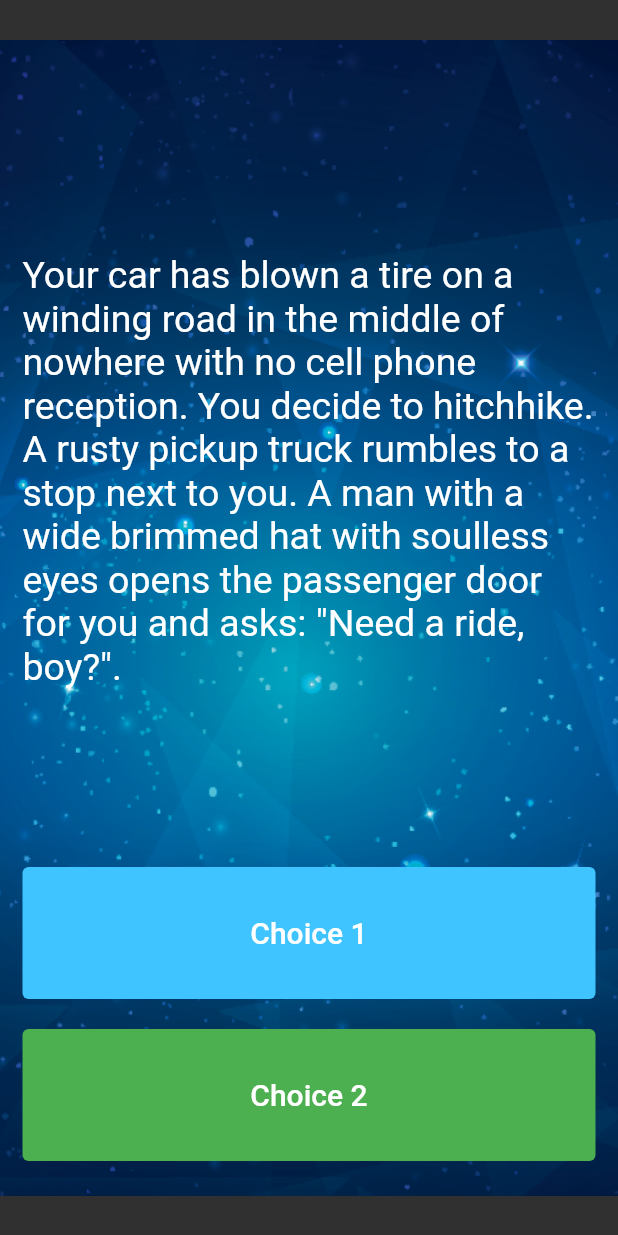
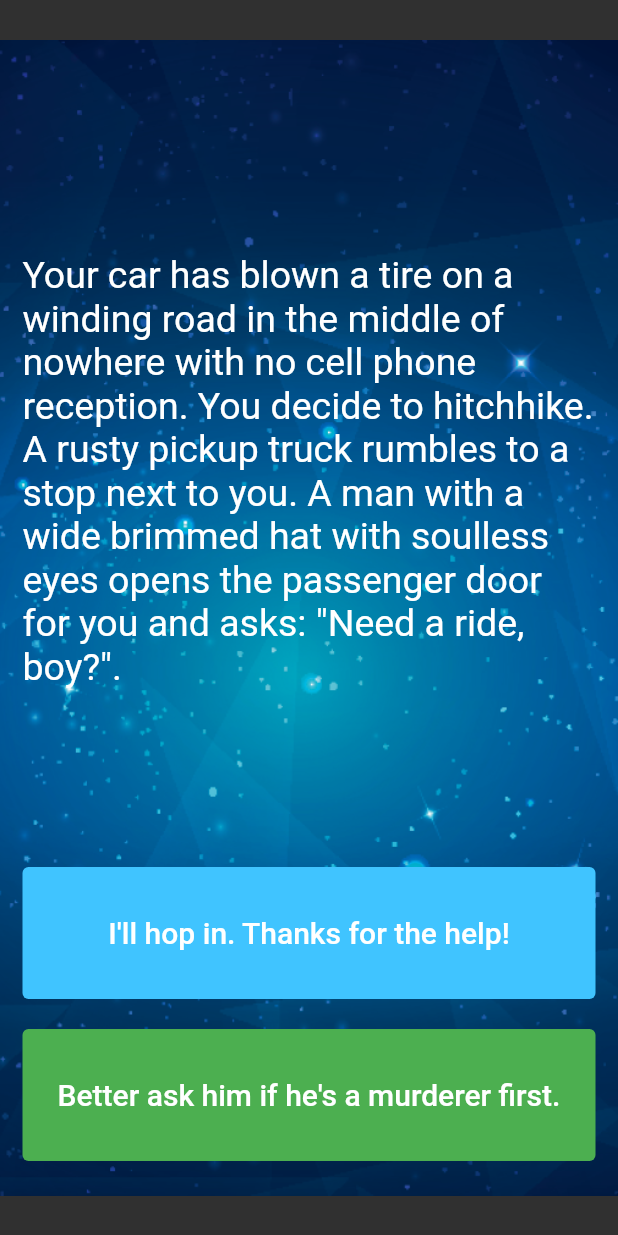
Before and after one commit to UlugbekYarkinov/destini, a Flutter app: the screen it shows after launch, on a phone screen of 412 x 824 dp. Run offline on Flutter 3.47's test engine with Material 2 defaults, Android fonts, the phone set to English and light mode, and no system bars.

Commit message:
get choice methods added

```diff
--- a/lib/main.dart
+++ b/lib/main.dart
@@ -1,9 +1,7 @@
 import 'package:flutter/material.dart';
 import 'story_brain.dart';
 
-StoryBrain question = StoryBrain();
-
-//TODO: Step 15 - Run the app and see if you can see the screen update with the first story. Delete this TODO if it looks as you expected.
+StoryBrain storyBrain = StoryBrain();
 
 void main() => runApp(Destini());
 
@@ -28,8 +26,8 @@ class _StoryPageState extends State<StoryPage> {
         decoration: const BoxDecoration(
           image: DecorationImage(image: AssetImage('images/background.png')),
         ),
-        padding: EdgeInsets.symmetric(vertical: 50.0, horizontal: 15.0),
-        constraints: BoxConstraints.expand(),
+        padding: const EdgeInsets.symmetric(vertical: 50.0, horizontal: 15.0),
+        constraints: const BoxConstraints.expand(),
         child: SafeArea(
           child: Column(
             crossAxisAlignment: CrossAxisAlignment.stretch,
@@ -38,8 +36,8 @@ class _StoryPageState extends State<StoryPage> {
                 flex: 12,
                 child: Center(
                   child: Text(
-                    question.getStory(),
-                    style: TextStyle(
+                    storyBrain.getStory(),
+                    style: const TextStyle(
                       fontSize: 25.0,
                     ),
                   ),
@@ -57,15 +55,14 @@ class _StoryPageState extends State<StoryPage> {
                     foregroundColor: MaterialStatePropertyAll(Colors.white),
                   ),
                   child: Text(
-                    //TODO: Step 13 - Use the storyBrain to get the text for choice 1.
-                    'Choice 1',
-                    style: TextStyle(
+                    storyBrain.getChoice1(),
+                    style: const TextStyle(
                       fontSize: 20.0,
                     ),
                   ),
                 ),
               ),
-              SizedBox(
+              const SizedBox(
                 height: 20.0,
               ),
               Expanded(
@@ -82,9 +79,8 @@ class _StoryPageState extends State<StoryPage> {
                     foregroundColor: MaterialStatePropertyAll(Colors.white),
                   ),
                   child: Text(
-                    //TODO: Step 14 - Use the storyBrain to get the text for choice 2.
-                    'Choice 2',
-                    style: TextStyle(
+                    storyBrain.getChoice2(),
+                    style: const TextStyle(
                       fontSize: 20.0,
                     ),
                   ),
--- a/lib/story_brain.dart
+++ b/lib/story_brain.dart
@@ -33,15 +33,14 @@ class StoryBrain {
   ];
 
   String getStory() => _storyData[0].getStoryTitle();
+  String getChoice1() => _storyData[0].getChoice1();
+  String getChoice2() => _storyData[0].getChoice2();
+
 }
 
 
 
 //TODO: Step 23 - Use the storyNumber property inside getStory(), getChoice1() and getChoice2() so that it gets the updated story and choices rather than always just the first (0th) one.
-
-//TODO: Step 11 - Create a method called getChoice1() that returns the text for the first choice1 from _storyData.
-
-//TODO: Step 12 - Create a method called getChoice2() that returns the text for the first choice2 from _storyData.
 
 //TODO: Step 25 - Change the storyNumber property into a private property so that only story_brain.dart has access to it. You can do this by right clicking on the name (storyNumber) and selecting Refactor -> Rename to make the change across all the places where it's used.
 
```
